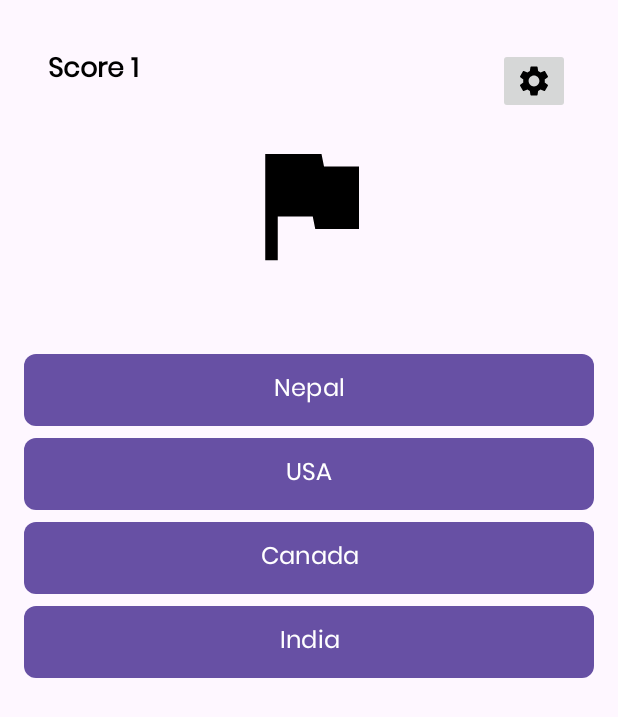
After one commit to sagasab/WorldMapQuiz, an Android app: the QuizActivity screen opened directly, with no data from a screen before it, on a phone screen of 412 x 824 dp. The commit adds this screen. Shown: the top 717 px of the screen. Run offline under Robolectric (Android 15) with nearby library versions, the phone set to English and light mode, and no system bars.

Commit message:
feat: quiz ui

```diff
--- a/app/src/main/AndroidManifest.xml
+++ b/app/src/main/AndroidManifest.xml
@@ -22,6 +22,7 @@
             </intent-filter>
         </activity>
         <activity android:name=".SettingsActivity"/>
+        <activity android:name=".QuizActivity"/>
     </application>
 
 </manifest>
--- a/app/src/main/java/com/utsav/worldmapquiz/MainActivity.java
+++ b/app/src/main/java/com/utsav/worldmapquiz/MainActivity.java
@@ -18,17 +18,20 @@ import androidx.core.view.ViewCompat;
 import androidx.core.view.WindowInsetsCompat;
 
 public class MainActivity extends AppCompatActivity {
-    Button settingsButton;
+    Button settingsButton, startQuizButton;
 
     @Override
     protected void onCreate(Bundle savedInstanceState) {
         super.onCreate(savedInstanceState);
+
         if (getSupportActionBar() != null) {
             getSupportActionBar().hide();
         }
         setContentView(R.layout.activity_main);
 
         settingsButton = findViewById(R.id.settingsButton);
+        startQuizButton = findViewById(R.id.startQuizButton);
+
         settingsButton.setOnClickListener(new View.OnClickListener() {
             @Override
             public void onClick(View view) {
@@ -36,5 +39,13 @@ public class MainActivity extends AppCompatActivity {
                 startActivity(intent);
             }
         });
+
+        startQuizButton.setOnClickListener(new View.OnClickListener() {
+            @Override
+            public void onClick(View view) {
+                Intent intent = new Intent(MainActivity.this, QuizActivity.class);
+                startActivity(intent);
+            }
+        });
     }
 }
--- /dev/null
+++ b/app/src/main/java/com/utsav/worldmapquiz/QuizActivity.java
@@ -0,0 +1,16 @@
+package com.utsav.worldmapquiz;
+
+import android.os.Bundle;
+
+import androidx.appcompat.app.AppCompatActivity;
+
+public class QuizActivity extends AppCompatActivity {
+    @Override
+    protected void onCreate(Bundle savedInstanceState) {
+        super.onCreate(savedInstanceState);
+        if (getSupportActionBar() != null) {
+            getSupportActionBar().hide();
+        }
+        setContentView(R.layout.activity_quiz);
+    }
+}
--- /dev/null
+++ b/app/src/main/res/drawable/ic_flag.xml
@@ -0,0 +1,12 @@
+<vector xmlns:android="http://schemas.android.com/apk/res/android"
+    android:width="100dp"
+    android:height="100dp"
+    android:tint="#000000"
+    android:viewportWidth="24"
+    android:viewportHeight="24">
+
+    <path
+        android:fillColor="@android:color/white"
+        android:pathData="M14.4,6L14,4H5v17h2v-7h5.6l0.4,2h7V6z" />
+
+</vector>
--- /dev/null
+++ b/app/src/main/res/drawable/ic_settings.xml
@@ -0,0 +1,5 @@
+<vector xmlns:android="http://schemas.android.com/apk/res/android" android:height="24dp" android:tint="#000000" android:viewportHeight="24" android:viewportWidth="24" android:width="24dp">
+
+    <path android:fillColor="@android:color/white" android:pathData="M19.14,12.94c0.04,-0.3 0.06,-0.61 0.06,-0.94c0,-0.32 -0.02,-0.64 -0.07,-0.94l2.03,-1.58c0.18,-0.14 0.23,-0.41 0.12,-0.61l-1.92,-3.32c-0.12,-0.22 -0.37,-0.29 -0.59,-0.22l-2.39,0.96c-0.5,-0.38 -1.03,-0.7 -1.62,-0.94L14.4,2.81c-0.04,-0.24 -0.24,-0.41 -0.48,-0.41h-3.84c-0.24,0 -0.43,0.17 -0.47,0.41L9.25,5.35C8.66,5.59 8.12,5.92 7.63,6.29L5.24,5.33c-0.22,-0.08 -0.47,0 -0.59,0.22L2.74,8.87C2.62,9.08 2.66,9.34 2.86,9.48l2.03,1.58C4.84,11.36 4.8,11.69 4.8,12s0.02,0.64 0.07,0.94l-2.03,1.58c-0.18,0.14 -0.23,0.41 -0.12,0.61l1.92,3.32c0.12,0.22 0.37,0.29 0.59,0.22l2.39,-0.96c0.5,0.38 1.03,0.7 1.62,0.94l0.36,2.54c0.05,0.24 0.24,0.41 0.48,0.41h3.84c0.24,0 0.44,-0.17 0.47,-0.41l0.36,-2.54c0.59,-0.24 1.13,-0.56 1.62,-0.94l2.39,0.96c0.22,0.08 0.47,0 0.59,-0.22l1.92,-3.32c0.12,-0.22 0.07,-0.47 -0.12,-0.61L19.14,12.94zM12,15.6c-1.98,0 -3.6,-1.62 -3.6,-3.6s1.62,-3.6 3.6,-3.6s3.6,1.62 3.6,3.6S13.98,15.6 12,15.6z"/>
+
+</vector>
--- /dev/null
+++ b/app/src/main/res/layout/activity_quiz.xml
@@ -0,0 +1,99 @@
+<?xml version="1.0" encoding="utf-8"?>
+<RelativeLayout xmlns:android="http://schemas.android.com/apk/res/android"
+    android:layout_width="match_parent"
+    android:layout_height="match_parent"
+    android:padding="16dp">
+
+    <!-- Score Counter -->
+    <TextView
+        android:id="@+id/scoreCounter"
+        android:layout_width="wrap_content"
+        android:layout_height="wrap_content"
+        android:layout_alignParentStart="true"
+        android:layout_alignParentTop="true"
+        android:layout_marginStart="16dp"
+        android:layout_marginTop="16dp"
+        android:text="Score 1"
+        android:textColor="#000000"
+        android:textSize="18sp"
+        android:textStyle="bold" />
+
+    <!-- Settings Button -->
+    <ImageButton
+        android:id="@+id/settingsButton"
+        android:layout_width="wrap_content"
+        android:layout_height="wrap_content"
+        android:layout_alignParentTop="true"
+        android:layout_alignParentEnd="true"
+        android:layout_marginTop="16dp"
+        android:layout_marginEnd="16dp"
+        android:contentDescription="@string/settings"
+        android:src="@drawable/ic_settings" />
+
+    <!-- Country Flag -->
+    <ImageView
+        android:id="@+id/countryFlag"
+        android:layout_width="wrap_content"
+        android:layout_height="wrap_content"
+        android:layout_below="@id/scoreCounter"
+        android:layout_centerHorizontal="true"
+        android:layout_marginTop="24dp"
+        android:contentDescription="Nepal"
+        android:layout_marginBottom="50dp"
+        android:src="@drawable/ic_flag" />
+
+    <!-- Options Container -->
+    <LinearLayout
+        android:layout_width="match_parent"
+        android:layout_height="wrap_content"
+        android:layout_below="@id/countryFlag"
+        android:layout_alignParentBottom="true"
+        android:layout_marginBottom="16dp"
+        android:orientation="vertical">
+
+        <!-- Option 1 -->
+        <Button
+            android:id="@+id/option1"
+            android:layout_width="match_parent"
+            android:layout_height="wrap_content"
+            android:layout_marginBottom="8dp"
+            android:background="@drawable/button_background"
+            android:text="Nepal"
+            android:textColor="#FFFFFF"
+            android:textSize="16sp" />
+
+        <!-- Option 2 -->
+        <Button
+            android:id="@+id/option2"
+            android:layout_width="match_parent"
+            android:layout_height="wrap_content"
+            android:layout_marginBottom="8dp"
+            android:background="@drawable/button_background"
+            android:text="USA"
+            android:textColor="#FFFFFF"
+            android:textSize="16sp" />
+
+        <!-- Option 3 -->
+        <Button
+            android:id="@+id/option3"
+            android:layout_width="match_parent"
+            android:layout_height="wrap_content"
+            android:layout_marginBottom="8dp"
+            android:background="@drawable/button_background"
+            android:text="Canada"
+            android:textColor="#FFFFFF"
+            android:textSize="16sp" />
+
+        <!-- Option 4 -->
+        <Button
+            android:id="@+id/option4"
+            android:layout_width="match_parent"
+            android:layout_height="wrap_content"
+            android:background="@drawable/button_background"
+            android:text="India"
+            android:textColor="#FFFFFF"
+            android:textSize="16sp" />
+
+    </LinearLayout>
+
+</RelativeLayout>
```
